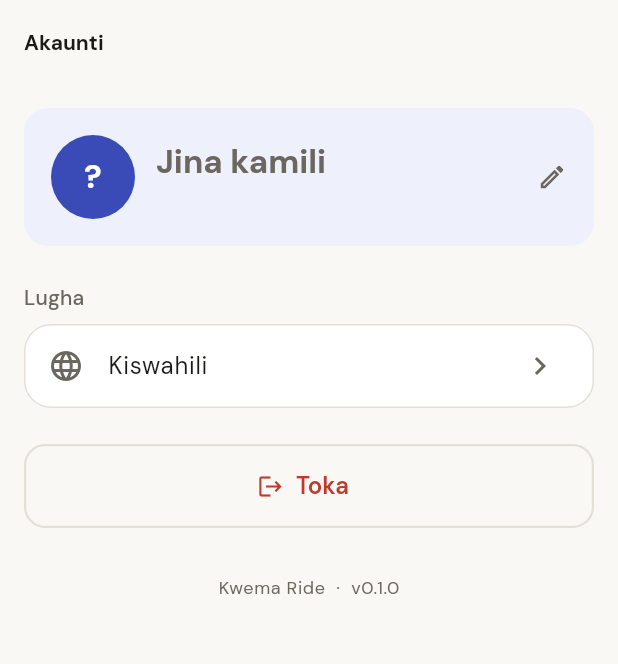
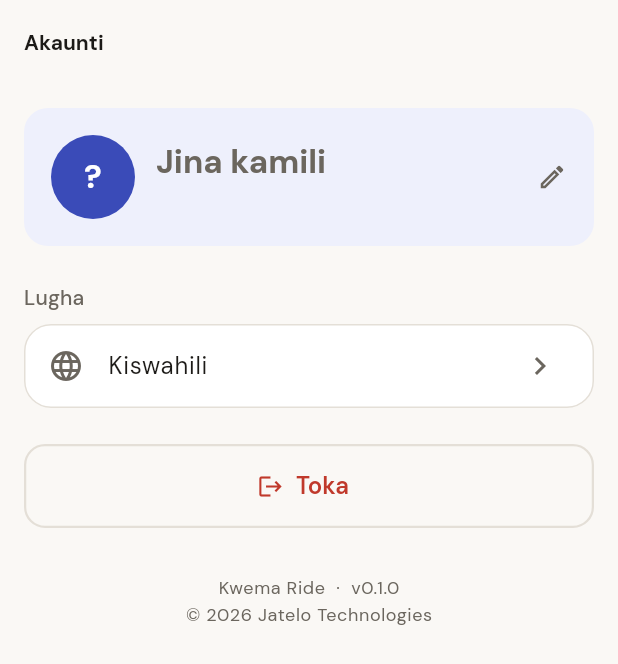
Before and after one commit to munezawasongah/kwema-ride-app, a Flutter app: the AccountScreen screen opened directly, on a phone screen of 412 x 824 dp. Shown: the top 664 px of the screen. Run offline on Flutter 3.47's test engine with Material 3 defaults, Android fonts, the phone set to English and light mode, and no system bars; our stand-ins replace dio, flutter_riverpod, flutter_secure_storage, geolocator, google_fonts, google_maps_flutter and 3 more; accounts and stored records are empty; network calls fail.

Commit message:
Attribute copyright to Jatelo Technologies

```diff
--- a/mobile/lib/features/shared/account_screen.dart
+++ b/mobile/lib/features/shared/account_screen.dart
@@ -221,8 +221,12 @@ class AccountScreen extends ConsumerWidget {
 
           const SizedBox(height: 32),
           Center(
-            child: Text('Kwema Ride  ·  v0.1.0',
-                style: theme.textTheme.bodySmall),
+            child: Column(children: [
+              Text('Kwema Ride  ·  v0.1.0', style: theme.textTheme.bodySmall),
+              const SizedBox(height: 2),
+              Text('© 2026 Jatelo Technologies',
+                  style: theme.textTheme.bodySmall),
+            ]),
           ),
         ],
       ),
```
Also changed, not shown: 3 other files.
